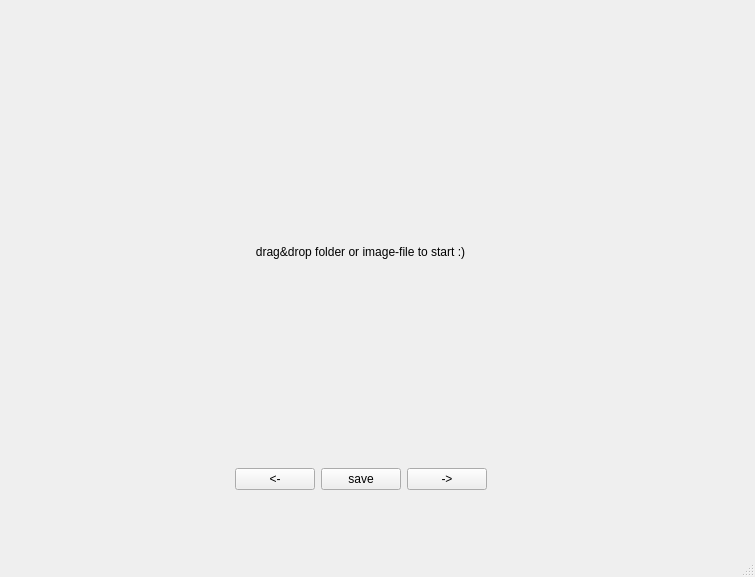
This is CullendulaMainWindow.ui in marcelpetrick/Cullendula as Qt 5 draws it before an edit. The edited form follows.
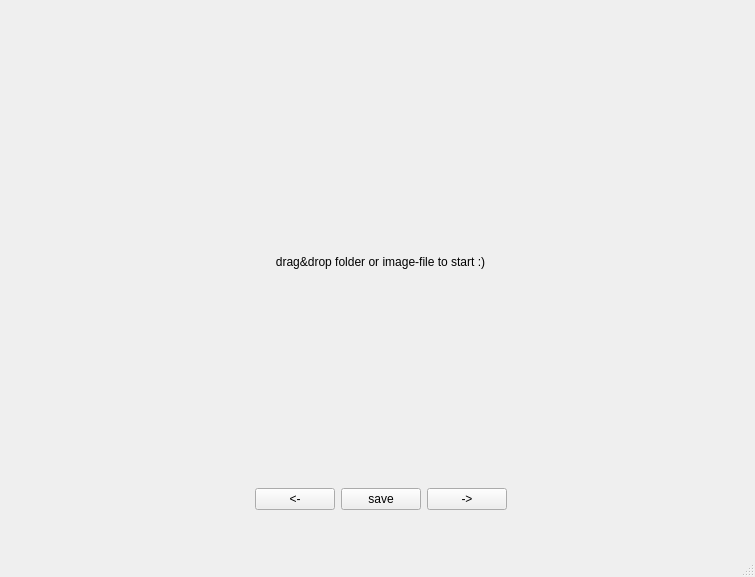
This is the edited form.

Commit message: chaged the displayed title of the window during runtime

```diff
--- a/CullendulaMainWindow.ui
+++ b/CullendulaMainWindow.ui
@@ -17,6 +17,12 @@
    <string>CullendulaMainWindow</string>
   </property>
   <widget class="QWidget" name="centralWidget">
+   <property name="sizePolicy">
+    <sizepolicy hsizetype="Preferred" vsizetype="Fixed">
+     <horstretch>0</horstretch>
+     <verstretch>0</verstretch>
+    </sizepolicy>
+   </property>
    <property name="acceptDrops">
     <bool>false</bool>
    </property>
@@ -25,10 +31,16 @@
      <rect>
       <x>20</x>
       <y>30</y>
-      <width>681</width>
-      <height>471</height>
+      <width>721</width>
+      <height>491</height>
      </rect>
     </property>
+    <property name="sizePolicy">
+     <sizepolicy hsizetype="Expanding" vsizetype="Expanding">
+      <horstretch>0</horstretch>
+      <verstretch>0</verstretch>
+     </sizepolicy>
+    </property>
     <layout class="QVBoxLayout" name="verticalLayout">
      <item>
       <widget class="QLabel" name="centerLabel">
```
Left out of the diff: 6 changed lines with no effect on the pictures.
